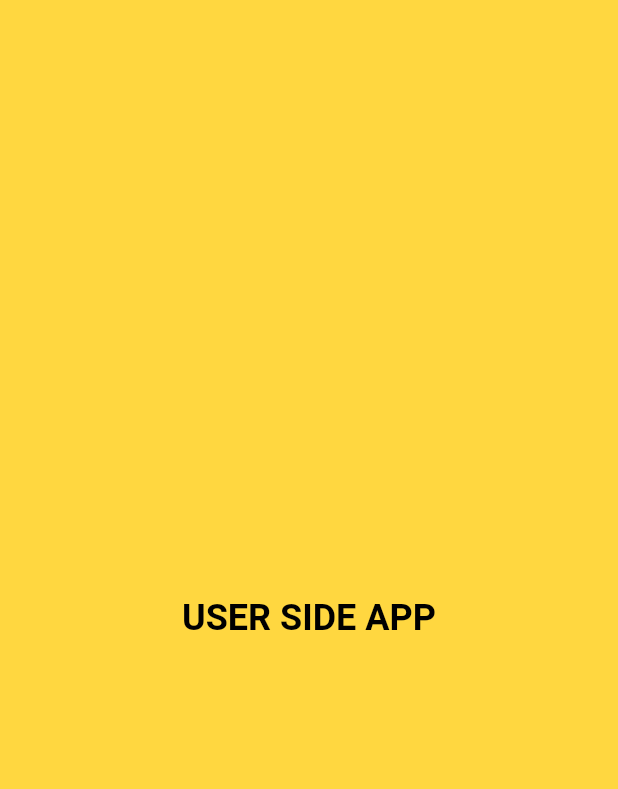
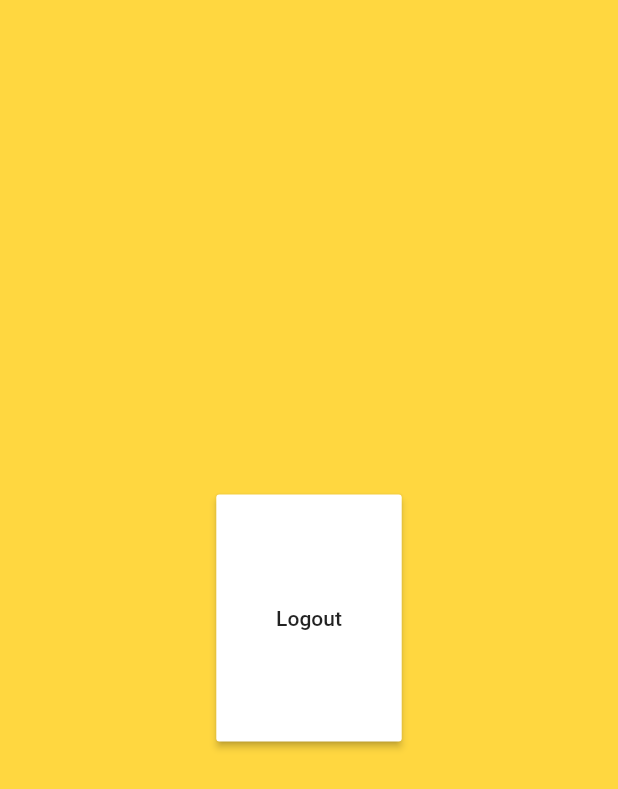
Before and after one commit to Sabir-Islam-Khan/Blood-Donor, a Flutter app: the screen it shows once a user with an empty profile is signed in, on a phone screen of 412 x 824 dp. Shown: the top 789 px of the screen. Run offline on Flutter 3.47's test engine with Material 2 defaults, Android fonts, the phone set to English and light mode, and no system bars; our stand-ins replace cloud_firestore, firebase_auth, rflutter_alert; accounts and stored records are empty; network calls fail.

Commit message:
Bugged feature removed

```diff
--- a/lib/Screens/HomePage.dart
+++ b/lib/Screens/HomePage.dart
@@ -9,6 +9,14 @@ class HomePage extends StatefulWidget {
 }
 
 class _HomePageState extends State<HomePage> {
+  Future<void> _signOut() async {
+    try {
+      await widget.auth.signOut();
+    } catch (e) {
+      print(e.toString());
+    }
+  }
+
   @override
   Widget build(BuildContext context) {
     // total height and width constrains
@@ -21,15 +29,19 @@ class _HomePageState extends State<HomePage> {
           width: totalWidth * 1,
           color: Colors.amberAccent,
           child: Center(
-            child: Text(
-              "USER SIDE APP",
-              style: TextStyle(
-                color: Colors.black,
-                fontSize: 24.0,
-                fontWeight: FontWeight.bold,
+              child: Container(
+            height: totalHeight * 0.2,
+            width: totalWidth * 0.3,
+            child: RaisedButton(
+              color: Colors.white,
+              onPressed: () {
+                _signOut();
+              },
+              child: Center(
+                child: Text("Logout"),
               ),
             ),
-          ),
+          )),
         ),
       ),
     );
--- a/lib/Screens/Signin.dart
+++ b/lib/Screens/Signin.dart
@@ -29,21 +29,21 @@ class _SignInState extends State<SignIn> {
     }
   }
 
-  Future<void> _signInWithGoogle() async {
-    try {
-      await widget.auth.signInWithGoogle();
-    } catch (e) {
-      print("Error in google sign in \n $e");
-    }
-  }
+//  Future<void> _signInWithGoogle() async {
+//     try {
+//       await widget.auth.signInWithGoogle();
+//     } catch (e) {
+//       print("Error in google sign in \n $e");
+//     }
+//   }
 
-  Future<void> _signInWithFacebook() async {
-    try {
-      await widget.auth.signInWithFacebook();
-    } catch (e) {
-      print("Error in Facebook login \n $e");
-    }
-  }
+  // Future<void> _signInWithFacebook() async {
+  //   try {
+  //     await widget.auth.signInWithFacebook();
+  //   } catch (e) {
+  //     print("Error in Facebook login \n $e");
+  //   }
+  // }
 
   @override
   Widget build(BuildContext context) {
@@ -160,41 +160,6 @@ class _SignInState extends State<SignIn> {
                 height: totalHeight * 0.02,
               ),
 
-              Text(
-                "Or",
-                style: TextStyle(
-                  color: Colors.indigo,
-                  fontSize: 16.0,
-                ),
-              ),
-
-              SizedBox(
-                height: totalHeight * 0.02,
-              ),
-
-              Row(
-                children: [
-                  SizedBox(
-                    width: totalWidth * 0.4,
-                  ),
-                  GestureDetector(
-                    onTap: _signInWithGoogle,
-                    child: Image(
-                      image: AssetImage("assets/images/googleLogo.png"),
-                    ),
-                  ),
-                  SizedBox(
-                    width: totalWidth * 0.07,
-                  ),
-                  GestureDetector(
-                    onTap: _signInWithFacebook,
-                    child: Image(
-                      image: AssetImage("assets/images/facebookLogo.png"),
-                    ),
-                  ),
-                ],
-              ),
-
               SizedBox(
                 height: totalHeight * 0.02,
               ),
```
Also changed, not shown: lib/Services/Auth.dart (+53 -57 lines).
